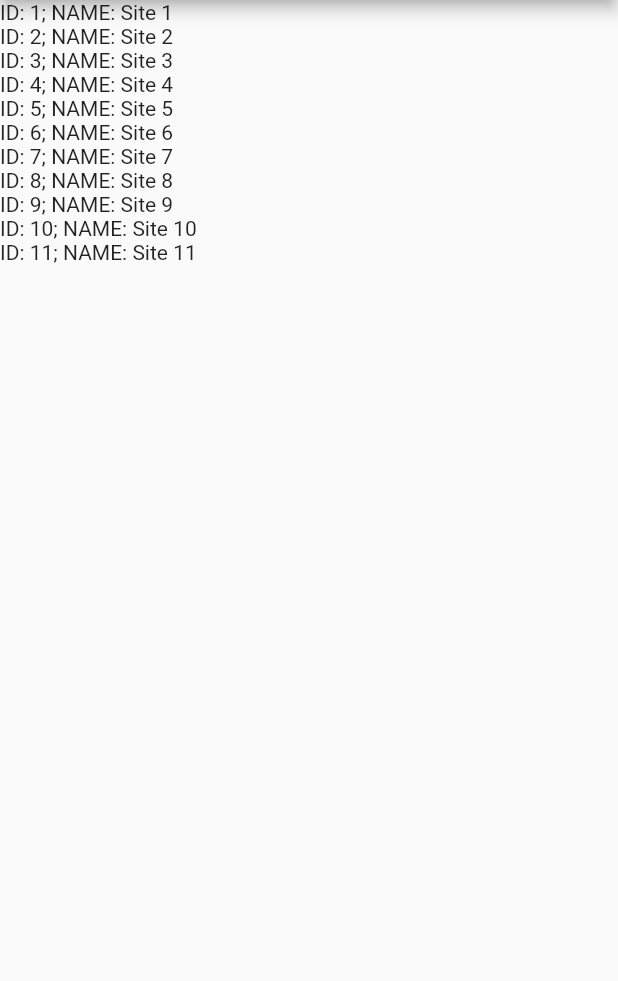
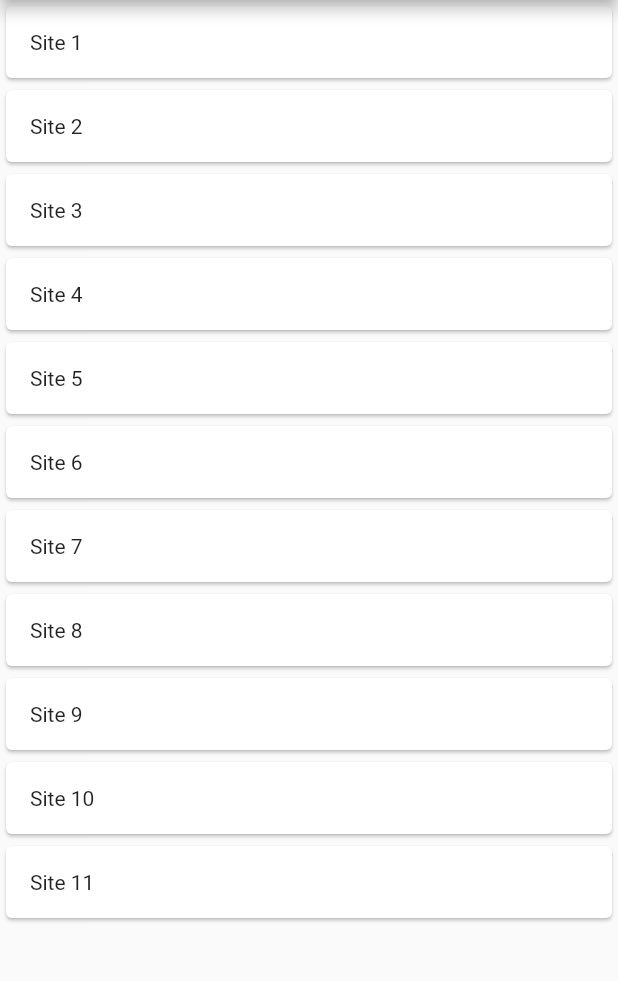
Before and after one commit to tytydraco/cg_proto2, a Flutter app: the screen it shows after launch, on a phone screen of 412 x 824 dp, the part 84-1065 px from its top. Run offline on Flutter 3.47's test engine with Material 2 defaults, Android fonts, the phone set to English and light mode, and no system bars.

Commit message:
Create dedicated site widget
Signed-off-by: Tyler Nijmeh <tylernij@gmail.com>

```diff
--- a/lib/widgets/site_list_view.dart
+++ b/lib/widgets/site_list_view.dart
@@ -1,5 +1,6 @@
 import 'package:cg_proto2/models/site_model.dart';
 import 'package:cg_proto2/remote/remote_database.dart';
+import 'package:cg_proto2/widgets/site_widget.dart';
 import 'package:flutter/material.dart';
 
 class SiteListView extends StatefulWidget {
@@ -23,7 +24,7 @@ class _SiteListViewState extends State<SiteListView> {
             itemCount: siteList.length,
             itemBuilder: (context, index) {
               final site = siteList[index];
-              return Text('ID: ${site.id}; NAME: ${site.displayName}');
+              return SiteWidget(site: site);
             },
           );
         } else if (snapshot.hasError) {
--- /dev/null
+++ b/lib/widgets/site_widget.dart
@@ -0,0 +1,28 @@
+import 'package:cg_proto2/models/site_model.dart';
+import 'package:flutter/material.dart';
+
+class SiteWidget extends StatefulWidget {
+  final SiteModel site;
+
+  const SiteWidget({Key? key, required this.site}) : super(key: key);
+
+  @override
+  State<SiteWidget> createState() => _SiteWidgetState();
+}
+
+class _SiteWidgetState extends State<SiteWidget> {
+  @override
+  Widget build(BuildContext context) {
+    return Card(
+      child: InkWell(
+        child: Padding(
+          padding: const EdgeInsets.all(16),
+          child: Text(widget.site.displayName)
+        ),
+        onTap: () {
+          // TODO: navigate to SitePage
+        },
+      ),
+    );
+  }
+}
```
